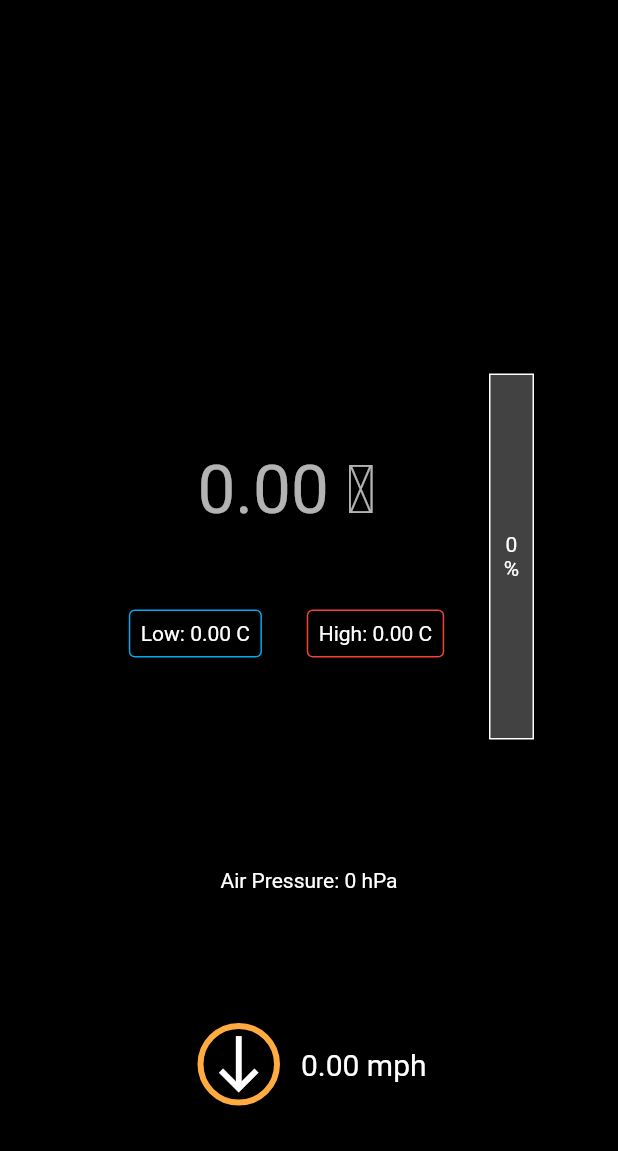
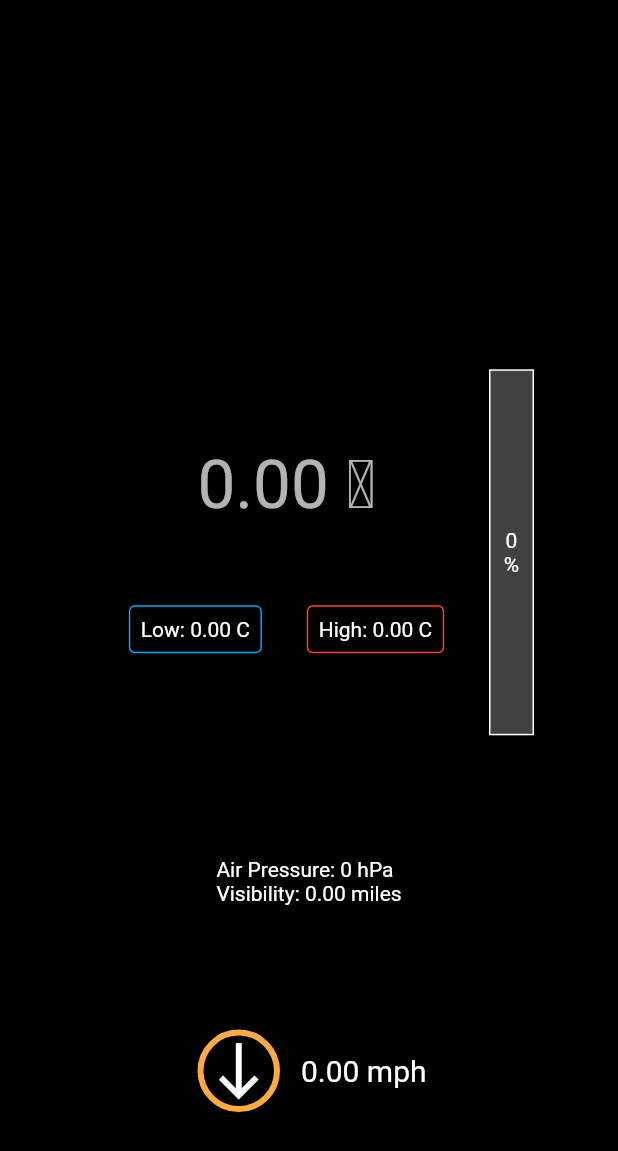
Before and after one commit to nobodyn0se/Weather_Now, a Flutter app: the WeatherWidget widget shown alone on an empty page, opened directly with empty values, on a phone screen of 412 x 824 dp. Shown: the top 1151 px of the screen. Run offline on Flutter 3.47's test engine with Material 2 defaults, Android fonts, the phone set to English and light mode, and no system bars; our stand-ins replace equatable, flutter_bloc.

Commit message:
City, country and visibility added to weather display

```diff
--- a/lib/widgets/weather_widget.dart
+++ b/lib/widgets/weather_widget.dart
@@ -25,7 +25,11 @@ class WeatherWidget extends StatelessWidget {
             style: Theme.of(context).textTheme.headline4,
             children: <TextSpan>[
               TextSpan(
-                text: '$city\n',
+                text: '${weather.city}\n',
+              ),
+              TextSpan(
+                text: '${weather.country}\n',
+                style: Theme.of(context).textTheme.headline6,
               ),
               TextSpan(
                 text: weather.weatherCondition,
@@ -93,7 +97,8 @@ class WeatherWidget extends StatelessWidget {
             ],
           ),
         ),
-        Text('Air Pressure: ${weather.airPressure!.toInt()} hPa'),
+        Text('Air Pressure: ${weather.airPressure!.toInt()} hPa\n'
+            'Visibility: ${weather.visibility!.toStringAsFixed(2)} miles'),
         Row(
           mainAxisAlignment: MainAxisAlignment.center,
           children: [
```
